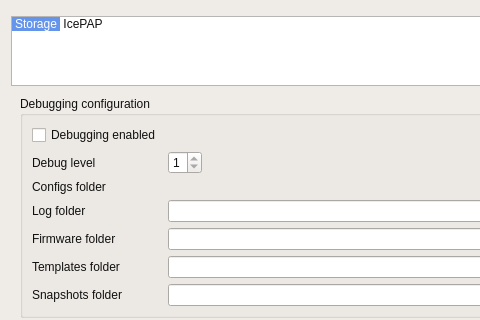
This is icepapcms/gui/ui/dialogpreferences.ui in ALBA-Synchrotron/IcepapCMS as Qt 5 draws it before an edit; both pictures show x 0 to 480 and y 0 to 320 of the 562 by 468 pixel window. The edited form follows.
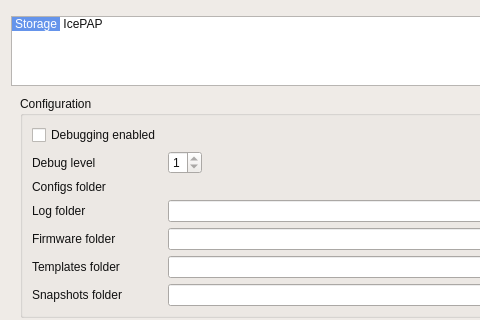
This is the edited form. The open tabs and pages were chosen to show the change. Icons and pictures are not drawn.

Commit message: Remove wrong title

The edit to the form file:
```diff
--- a/icepapcms/gui/ui/dialogpreferences.ui
+++ b/icepapcms/gui/ui/dialogpreferences.ui
@@ -993,7 +993,7 @@
        <item row="0" column="0">
         <widget class="QGroupBox" name="groupBox">
          <property name="title">
-          <string>Debugging configuration</string>
+          <string>Configuration</string>
          </property>
          <layout class="QGridLayout" name="gridLayout">
           <item row="7" column="3">
```
Left out of the diff: 114 changed lines with no effect on the pictures.
